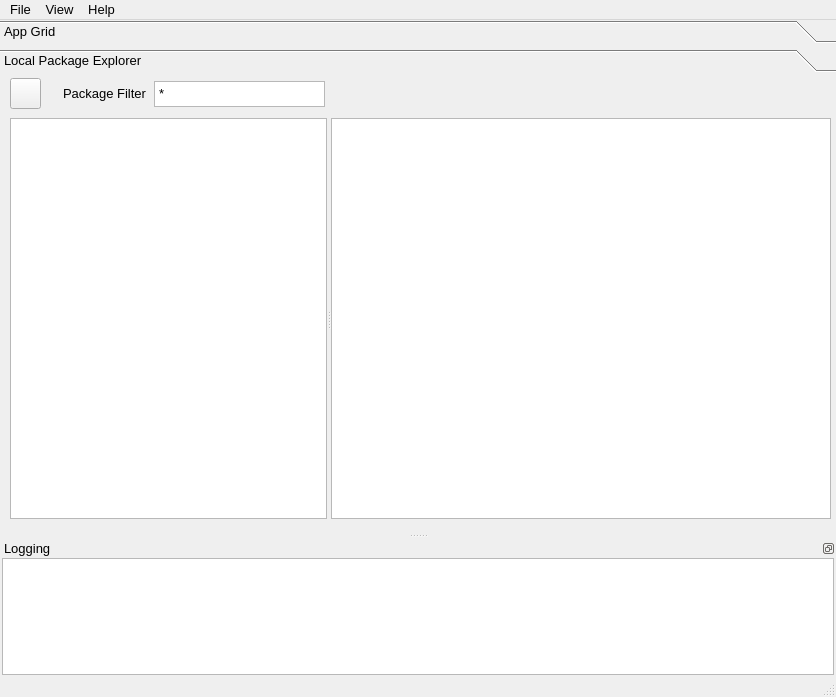
The window that src/conan_app_launcher/ui/main.ui (goszpeti/conan_explorer) describes before a commit, drawn with Qt 5.
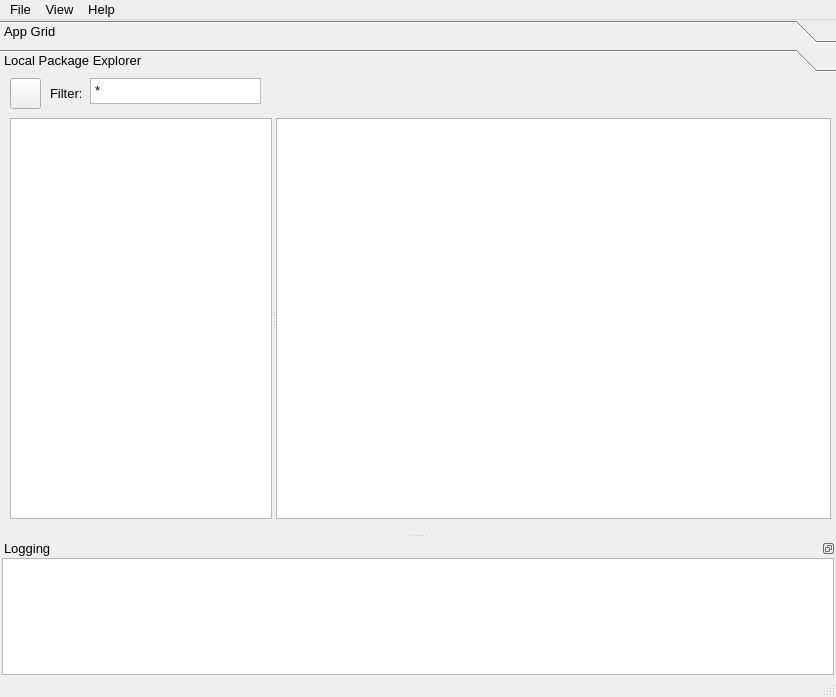
The same window after the commit. The open tabs and pages were chosen to show the change. Icons and pictures are not drawn.

Patch:
```diff
--- a/src/conan_app_launcher/ui/main.ui
+++ b/src/conan_app_launcher/ui/main.ui
@@ -307,14 +307,14 @@
        <widget class="QLabel" name="package_filter_label">
         <property name="geometry">
          <rect>
-          <x>63</x>
+          <x>50</x>
           <y>5</y>
-          <width>91</width>
+          <width>31</width>
           <height>21</height>
          </rect>
         </property>
         <property name="text">
-         <string>Package Filter</string>
+         <string>Filter:</string>
         </property>
        </widget>
        <widget class="QTextEdit" name="package_filter_edit">
@@ -323,8 +323,8 @@
         </property>
         <property name="geometry">
          <rect>
-          <x>154</x>
-          <y>3</y>
+          <x>90</x>
+          <y>0</y>
           <width>171</width>
           <height>26</height>
          </rect>
@@ -362,10 +362,22 @@
           <height>401</height>
          </rect>
         </property>
+        <property name="sizePolicy">
+         <sizepolicy hsizetype="Preferred" vsizetype="Preferred">
+          <horstretch>0</horstretch>
+          <verstretch>0</verstretch>
+         </sizepolicy>
+        </property>
         <property name="orientation">
          <enum>Qt::Horizontal</enum>
         </property>
         <widget class="QTreeView" name="package_select_view">
+         <property name="sizePolicy">
+          <sizepolicy hsizetype="Preferred" vsizetype="Expanding">
+           <horstretch>1</horstretch>
+           <verstretch>0</verstretch>
+          </sizepolicy>
+         </property>
          <property name="minimumSize">
           <size>
            <width>100</width>
@@ -378,6 +390,9 @@
            <height>0</height>
           </size>
          </property>
+         <property name="sizeAdjustPolicy">
+          <enum>QAbstractScrollArea::AdjustToContentsOnFirstShow</enum>
+         </property>
          <property name="indentation">
           <number>10</number>
          </property>
@@ -395,15 +410,15 @@
          </attribute>
         </widget>
         <widget class="QTreeView" name="package_file_view">
-         <property name="minimumSize">
-          <size>
-           <width>500</width>
-           <height>0</height>
-          </size>
+         <property name="sizePolicy">
+          <sizepolicy hsizetype="Preferred" vsizetype="Expanding">
+           <horstretch>2</horstretch>
+           <verstretch>0</verstretch>
+          </sizepolicy>
          </property>
-         <property name="baseSize">
+         <property name="minimumSize">
           <size>
-           <width>300</width>
+           <width>100</width>
            <height>0</height>
           </size>
          </property>
@@ -416,6 +431,9 @@
          <property name="defaultDropAction">
           <enum>Qt::TargetMoveAction</enum>
          </property>
+         <property name="indentation">
+          <number>15</number>
+         </property>
          <property name="itemsExpandable">
           <bool>true</bool>
          </property>
```
Left out of the diff: 29 changed lines with no effect on the pictures.
